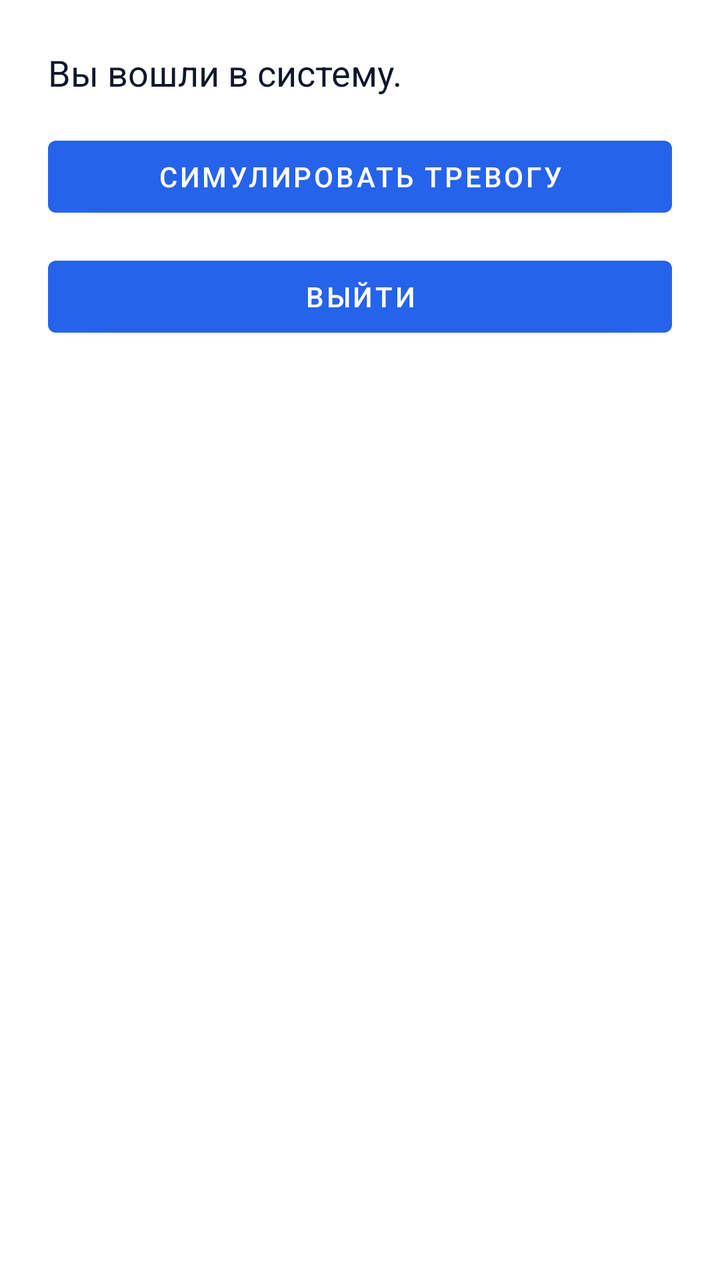
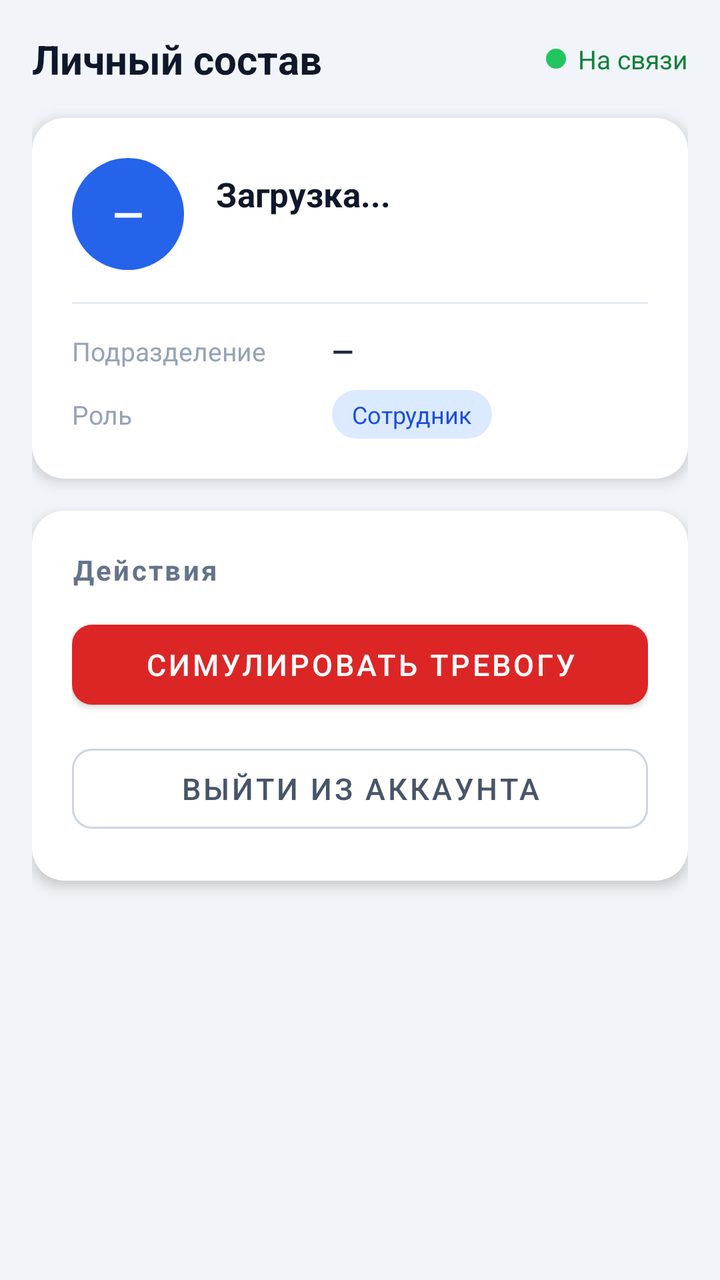

An Android layout rendered at two revisions. The XML below is the earlier revision; the diff shows what the commit changed to produce the second picture.
<!-- AndroidManifest.xml: application theme Theme.PersonnelAccounting -->
<!-- res/layout/activity_home.xml -->
<?xml version="1.0" encoding="utf-8"?>
<androidx.constraintlayout.widget.ConstraintLayout
    xmlns:android="http://schemas.android.com/apk/res/android"
    xmlns:app="http://schemas.android.com/apk/res-auto"
    android:layout_width="match_parent"
    android:layout_height="match_parent"
    android:padding="24dp">

    <TextView
        android:id="@+id/info"
        android:layout_width="0dp"
        android:layout_height="wrap_content"
        android:text="Вы вошли в систему."
        android:textSize="18sp"
        android:textColor="#0F172A"
        app:layout_constraintTop_toTopOf="parent"
        app:layout_constraintStart_toStartOf="parent"
        app:layout_constraintEnd_toEndOf="parent" />

    <com.google.android.material.button.MaterialButton
        android:id="@+id/simulateAlertButton"
        android:layout_width="0dp"
        android:layout_height="wrap_content"
        android:text="Симулировать тревогу"
        app:layout_constraintTop_toBottomOf="@id/info"
        app:layout_constraintStart_toStartOf="parent"
        app:layout_constraintEnd_toEndOf="parent"
        android:layout_marginTop="16dp" />

    <com.google.android.material.button.MaterialButton
        android:id="@+id/logoutButton"
        android:layout_width="0dp"
        android:layout_height="wrap_content"
        android:text="Выйти"
        app:layout_constraintTop_toBottomOf="@id/simulateAlertButton"
        app:layout_constraintStart_toStartOf="parent"
        app:layout_constraintEnd_toEndOf="parent"
        android:layout_marginTop="12dp" />

</androidx.constraintlayout.widget.ConstraintLayout>
<!-- resources referenced by this layout -->
<resources>
  <style name="Theme.PersonnelAccounting" parent="Theme.MaterialComponents.DayNight.NoActionBar">
          <item name="colorPrimary">#2563EB</item>
          <item name="colorPrimaryVariant">#1D4ED8</item>
          <item name="colorOnPrimary">#FFFFFF</item>
          <item name="colorSecondary">#DC2626</item>
          <item name="colorSecondaryVariant">#B91C1C</item>
          <item name="colorOnSecondary">#FFFFFF</item>
      </style>
</resources>

<!-- the commit's change to res/layout/activity_home.xml (unified diff, before → after) -->
@@ -1,40 +1,247 @@
 <?xml version="1.0" encoding="utf-8"?>
-<androidx.constraintlayout.widget.ConstraintLayout
+<ScrollView
     xmlns:android="http://schemas.android.com/apk/res/android"
     xmlns:app="http://schemas.android.com/apk/res-auto"
     android:layout_width="match_parent"
     android:layout_height="match_parent"
-    android:padding="24dp">
-
-    <TextView
-        android:id="@+id/info"
-        android:layout_width="0dp"
+    android:background="#F1F5F9">
+
+    <LinearLayout
+        android:layout_width="match_parent"
         android:layout_height="wrap_content"
-        android:text="Вы вошли в систему."
-        android:textSize="18sp"
-        android:textColor="#0F172A"
-        app:layout_constraintTop_toTopOf="parent"
-        app:layout_constraintStart_toStartOf="parent"
-        app:layout_constraintEnd_toEndOf="parent" />
-
-    <com.google.android.material.button.MaterialButton
-        android:id="@+id/simulateAlertButton"
-        android:layout_width="0dp"
-        android:layout_height="wrap_content"
-        android:text="Симулировать тревогу"
-        app:layout_constraintTop_toBottomOf="@id/info"
-        app:layout_constraintStart_toStartOf="parent"
-        app:layout_constraintEnd_toEndOf="parent"
-        android:layout_marginTop="16dp" />
-
-    <com.google.android.material.button.MaterialButton
-        android:id="@+id/logoutButton"
-        android:layout_width="0dp"
-        android:layout_height="wrap_content"
-        android:text="Выйти"
-        app:layout_constraintTop_toBottomOf="@id/simulateAlertButton"
-        app:layout_constraintStart_toStartOf="parent"
-        app:layout_constraintEnd_toEndOf="parent"
-        android:layout_marginTop="12dp" />
-
-</androidx.constraintlayout.widget.ConstraintLayout>
+        android:orientation="vertical"
+        android:padding="16dp">
+
+        
+        <LinearLayout
+            android:layout_width="match_parent"
+            android:layout_height="wrap_content"
+            android:orientation="horizontal"
+            android:gravity="center_vertical"
+            android:layout_marginBottom="16dp">
+
+            <TextView
+                android:layout_width="0dp"
+                android:layout_height="wrap_content"
+                android:layout_weight="1"
+                android:text="Личный состав"
+                android:textSize="20sp"
+                android:textStyle="bold"
+                android:textColor="#0F172A" />
+
+            
+            <View
+                android:id="@+id/statusDot"
+                android:layout_width="10dp"
+                android:layout_height="10dp"
+                android:layout_marginEnd="6dp"
+                android:background="@drawable/dot_green" />
+
+            <TextView
+                android:id="@+id/statusLabel"
+                android:layout_width="wrap_content"
+                android:layout_height="wrap_content"
+                android:text="На связи"
+                android:textSize="13sp"
+                android:textColor="#15803D" />
+
+        </LinearLayout>
+
+        
+        <androidx.cardview.widget.CardView
+            android:layout_width="match_parent"
+            android:layout_height="wrap_content"
+            app:cardCornerRadius="16dp"
+            app:cardElevation="4dp"
+            android:layout_marginBottom="16dp">
+
+            <LinearLayout
+                android:layout_width="match_parent"
+                android:layout_height="wrap_content"
+                android:orientation="vertical"
+                android:padding="20dp">
+
+                
+                <LinearLayout
+                    android:layout_width="match_parent"
+                    android:layout_height="wrap_content"
+                    android:orientation="horizontal"
+                    android:gravity="center_vertical"
+                    android:layout_marginBottom="16dp">
+
+                    
+                    <FrameLayout
+                        android:layout_width="56dp"
+                        android:layout_height="56dp"
+                        android:layout_marginEnd="16dp">
+
+                        <View
+                            android:layout_width="56dp"
+                            android:layout_height="56dp"
+                            android:background="@drawable/avatar_bg" />
+
+                        <TextView
+                            android:id="@+id/avatarInitials"
+                            android:layout_width="match_parent"
+                            android:layout_height="match_parent"
+                            android:gravity="center"
+                            android:text="—"
+                            android:textSize="20sp"
+                            android:textStyle="bold"
+                            android:textColor="#FFFFFF" />
+
+                    </FrameLayout>
+
+                    <LinearLayout
+                        android:layout_width="0dp"
+                        android:layout_height="wrap_content"
+                        android:layout_weight="1"
+                        android:orientation="vertical">
+
+                        <TextView
+                            android:id="@+id/fullName"
+                            android:layout_width="wrap_content"
+                            android:layout_height="wrap_content"
+                            android:text="Загрузка..."
+                            android:textSize="17sp"
+                            android:textStyle="bold"
+                            android:textColor="#0F172A" />
+
+                        <TextView
+                            android:id="@+id/rankPosition"
+                            android:layout_width="wrap_content"
+                            android:layout_height="wrap_content"
+                            android:text=" "
+                            android:textSize="13sp"
+                            android:textColor="#64748B"
+                            android:layout_marginTop="2dp" />
+
+                    </LinearLayout>
+
+                </LinearLayout>
+
+                
+                <View
+                    android:layout_width="match_parent"
+                    android:layout_height="1dp"
+                    android:background="#E2E8F0"
+                    android:layout_marginBottom="14dp" />
+
+                
+                <LinearLayout
+                    android:layout_width="match_parent"
+                    android:layout_height="wrap_content"
+                    android:orientation="horizontal"
+                    android:gravity="center_vertical"
+                    android:layout_marginBottom="10dp">
+
+                    <TextView
+                        android:layout_width="130dp"
+                        android:layout_height="wrap_content"
+                        android:text="Подразделение"
+                        android:textSize="13sp"
+                        android:textColor="#94A3B8" />
+
+                    <TextView
+                        android:id="@+id/unitName"
+                        android:layout_width="0dp"
+                        android:layout_height="wrap_content"
+                        android:layout_weight="1"
+                        android:text="—"
+                        android:textSize="14sp"
+                        android:textStyle="bold"
+                        android:textColor="#1E293B" />
+
+                </LinearLayout>
+
+                
+                <LinearLayout
+                    android:layout_width="match_parent"
+                    android:layout_height="wrap_content"
+                    android:orientation="horizontal"
+                    android:gravity="center_vertical">
+
+                    <TextView
+                        android:layout_width="130dp"
+                        android:layout_height="wrap_content"
+                        android:text="Роль"
+                        android:textSize="13sp"
+                        android:textColor="#94A3B8" />
+
+                    <TextView
+                        android:id="@+id/roleBadge"
+                        android:layout_width="wrap_content"
+                        android:layout_height="wrap_content"
+                        android:text="Сотрудник"
+                        android:textSize="12sp"
+                        android:textColor="#1D4ED8"
+                        android:background="@drawable/badge_bg"
+                        android:paddingHorizontal="10dp"
+                        android:paddingVertical="4dp" />
+
+                </LinearLayout>
+
+            </LinearLayout>
+
+        </androidx.cardview.widget.CardView>
+
+        
+        <androidx.cardview.widget.CardView
+            android:layout_width="match_parent"
+            android:layout_height="wrap_content"
+            app:cardCornerRadius="16dp"
+            app:cardElevation="4dp"
+            android:layout_marginBottom="12dp">
+
+            <LinearLayout
+                android:layout_width="match_parent"
+                android:layout_height="wrap_content"
+                android:orientation="vertical"
+                android:padding="20dp">
+
+                <TextView
+                    android:layout_width="wrap_content"
+                    android:layout_height="wrap_content"
+                    android:text="Действия"
+                    android:textSize="14sp"
+                    android:textColor="#64748B"
+                    android:textStyle="bold"
+                    android:letterSpacing="0.08"
+                    android:layout_marginBottom="12dp" />
+
+                <com.google.android.material.button.MaterialButton
+                    android:id="@+id/simulateAlertButton"
+                    android:layout_width="match_parent"
+                    android:layout_height="52dp"
+                    android:text="Симулировать тревогу"
+                    android:textSize="15sp"
+                    app:backgroundTint="#DC2626"
+                    app:cornerRadius="10dp"
+                    android:layout_marginBottom="10dp" />
+
+                <com.google.android.material.button.MaterialButton
+                    android:id="@+id/logoutButton"
+                    android:layout_width="match_parent"
+                    android:layout_height="52dp"
+                    android:text="Выйти из аккаунта"
+                    android:textSize="15sp"
+                    style="@style/Widget.MaterialComponents.Button.OutlinedButton"
+                    app:cornerRadius="10dp"
+                    app:strokeColor="#CBD5E1"
+                    android:textColor="#475569" />
+
+            </LinearLayout>
+
+        </androidx.cardview.widget.CardView>
+
+        
+        <ProgressBar
+            android:id="@+id/loadingIndicator"
+            android:layout_width="wrap_content"
+            android:layout_height="wrap_content"
+            android:layout_gravity="center_horizontal"
+            android:visibility="gone" />
+
+    </LinearLayout>
+
+</ScrollView>
<!-- resource entries referenced after the edit -->
@@ -1,5 +1,24 @@
 <!-- resources referenced by this layout -->
 <resources>
+  <!-- drawable avatar_bg (drawable) -->
+  <?xml version="1.0" encoding="utf-8"?>
+  <shape xmlns:android="http://schemas.android.com/apk/res/android"
+      android:shape="oval">
+      <solid android:color="#2563EB" />
+  </shape>
+  <!-- drawable badge_bg (drawable) -->
+  <?xml version="1.0" encoding="utf-8"?>
+  <shape xmlns:android="http://schemas.android.com/apk/res/android"
+      android:shape="rectangle">
+      <solid android:color="#DBEAFE" />
+      <corners android:radius="20dp" />
+  </shape>
+  <!-- drawable dot_green (drawable) -->
+  <?xml version="1.0" encoding="utf-8"?>
+  <shape xmlns:android="http://schemas.android.com/apk/res/android"
+      android:shape="oval">
+      <solid android:color="#22C55E" />
+  </shape>
   <style name="Theme.PersonnelAccounting" parent="Theme.MaterialComponents.DayNight.NoActionBar">
           <item name="colorPrimary">#2563EB</item>
           <item name="colorPrimaryVariant">#1D4ED8</item>
